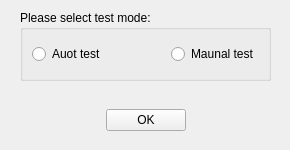
Liyezhong/Master, file ServiceSW/Master/Components/DiagnosticsManufacturing/Forms/SelectSealingDialog.ui: the form before one commit.
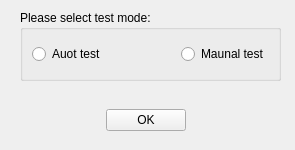
The form after the commit.

Commit message: M:Update status confirm dialog size

Patch:
```diff
--- a/ServiceSW/Master/Components/DiagnosticsManufacturing/Forms/SelectSealingDialog.ui
+++ b/ServiceSW/Master/Components/DiagnosticsManufacturing/Forms/SelectSealingDialog.ui
@@ -6,13 +6,13 @@
    <rect>
     <x>0</x>
     <y>0</y>
-    <width>290</width>
+    <width>295</width>
     <height>150</height>
    </rect>
   </property>
   <property name="minimumSize">
    <size>
-    <width>290</width>
+    <width>295</width>
     <height>146</height>
    </size>
   </property>
@@ -24,7 +24,7 @@
     <rect>
      <x>20</x>
      <y>10</y>
-     <width>251</width>
+     <width>261</width>
      <height>71</height>
     </rect>
    </property>
```
The commit also changes 2 other files.
